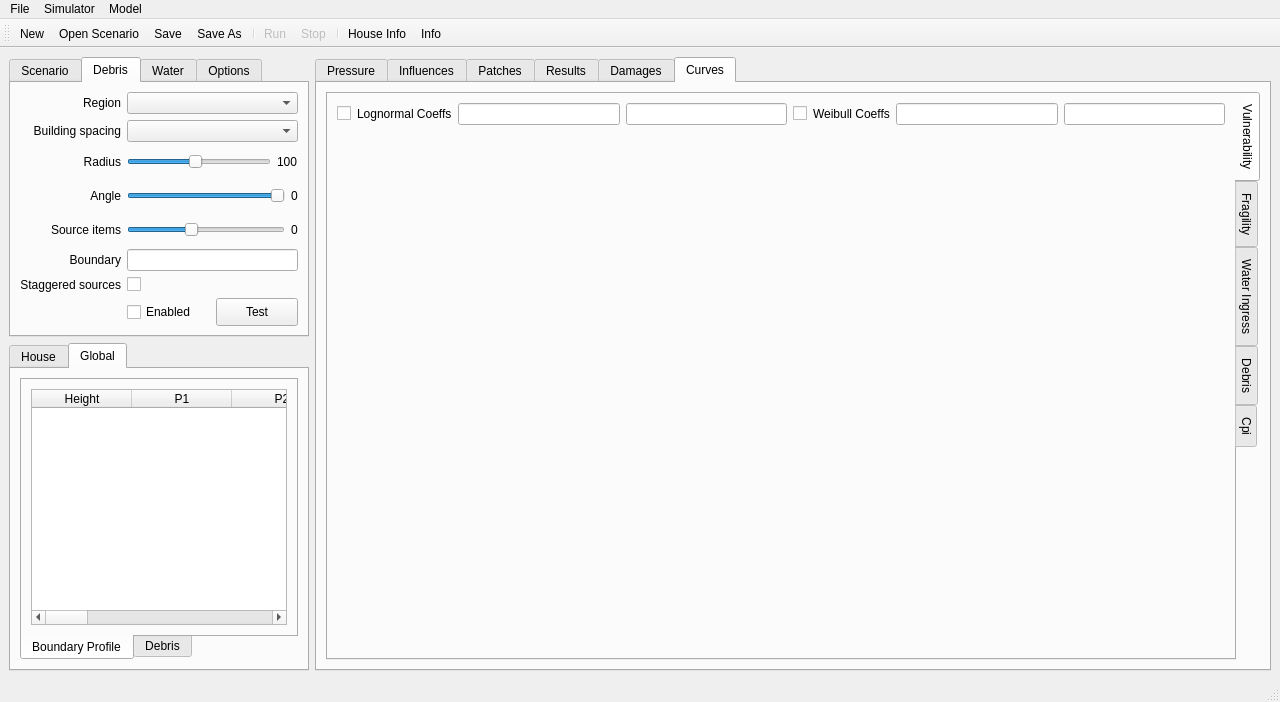
GeoscienceAustralia/vaws, file vaws/gui/ui/main.ui: the form before one commit.
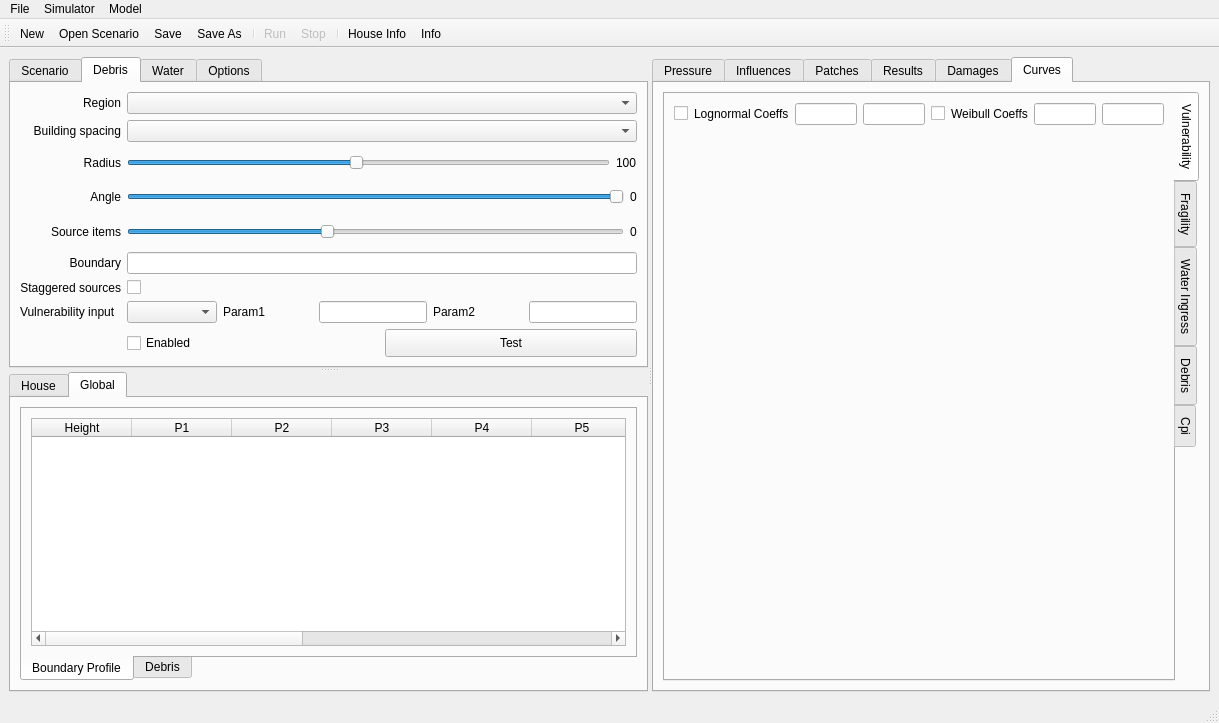
The form after the commit. The open tabs and pages were chosen to show the change. Icons and pictures are not drawn. Custom widgets are drawn as their Qt base class.

Commit message: 1)add debris_vulnerability, 2)add splitter, 3)fix h5py attributes error

```diff
--- a/vaws/gui/ui/main.ui
+++ b/vaws/gui/ui/main.ui
@@ -6,8 +6,8 @@
    <rect>
     <x>0</x>
     <y>0</y>
-    <width>1280</width>
-    <height>702</height>
+    <width>1219</width>
+    <height>723</height>
    </rect>
   </property>
   <property name="sizePolicy">
@@ -30,17 +30,29 @@
     <normaloff>:/icons/images/home2.png</normaloff>:/icons/images/home2.png</iconset>
   </property>
   <widget class="QWidget" name="centralwidget">
-   <layout class="QGridLayout" name="gridLayout_6">
+   <layout class="QGridLayout" name="gridLayout">
     <item row="0" column="0">
-     <layout class="QVBoxLayout" name="verticalLayout">
-      <item>
+     <widget class="QSplitter" name="splitter_2">
+      <property name="orientation">
+       <enum>Qt::Horizontal</enum>
+      </property>
+      <widget class="QSplitter" name="splitter">
+       <property name="orientation">
+        <enum>Qt::Vertical</enum>
+       </property>
        <widget class="QTabWidget" name="scen_tab">
         <property name="sizePolicy">
-         <sizepolicy hsizetype="Preferred" vsizetype="Fixed">
+         <sizepolicy hsizetype="Minimum" vsizetype="Fixed">
           <horstretch>0</horstretch>
           <verstretch>0</verstretch>
          </sizepolicy>
         </property>
+        <property name="minimumSize">
+         <size>
+          <width>639</width>
+          <height>0</height>
+         </size>
+        </property>
         <property name="maximumSize">
          <size>
           <width>16777215</width>
@@ -48,7 +60,7 @@
          </size>
         </property>
         <property name="currentIndex">
-         <number>0</number>
+         <number>1</number>
         </property>
         <widget class="QWidget" name="scenario_tab">
          <attribute name="title">
@@ -237,58 +249,6 @@
           <string>Debris</string>
          </attribute>
          <layout class="QGridLayout" name="gridLayout_5">
-          <item row="14" column="0">
-           <widget class="QLabel" name="label_2">
-            <property name="text">
-             <string>Boundary</string>
-            </property>
-            <property name="alignment">
-             <set>Qt::AlignRight|Qt::AlignTrailing|Qt::AlignVCenter</set>
-            </property>
-           </widget>
-          </item>
-          <item row="16" column="1">
-           <layout class="QHBoxLayout" name="horizontalLayout_18">
-            <item>
-             <widget class="QCheckBox" name="debris">
-              <property name="sizePolicy">
-               <sizepolicy hsizetype="Minimum" vsizetype="Minimum">
-                <horstretch>0</horstretch>
-                <verstretch>0</verstretch>
-               </sizepolicy>
-              </property>
-              <property name="acceptDrops">
-               <bool>false</bool>
-              </property>
-              <property name="accessibleDescription">
-               <string/>
-              </property>
-              <property name="layoutDirection">
-               <enum>Qt::LeftToRight</enum>
-              </property>
-              <property name="text">
-               <string>Enabled</string>
-              </property>
-             </widget>
-            </item>
-            <item>
-             <widget class="QPushButton" name="testDebrisButton">
-              <property name="sizePolicy">
-               <sizepolicy hsizetype="Minimum" vsizetype="Minimum">
-                <horstretch>0</horstretch>
-                <verstretch>0</verstretch>
-               </sizepolicy>
-              </property>
-              <property name="layoutDirection">
-               <enum>Qt::LeftToRight</enum>
-              </property>
-              <property name="text">
-               <string>Test</string>
-              </property>
-             </widget>
-            </item>
-           </layout>
-          </item>
           <item row="9" column="0">
            <widget class="QLabel" name="label_21">
             <property name="text">
@@ -341,45 +301,18 @@
           <item row="9" column="1">
            <widget class="QComboBox" name="debrisRegion"/>
           </item>
-          <item row="15" column="1">
-           <widget class="QCheckBox" name="staggeredDebrisSources">
-            <property name="text">
-             <string/>
-            </property>
-           </widget>
-          </item>
-          <item row="15" column="0">
-           <widget class="QLabel" name="label_4">
-            <property name="text">
-             <string>Staggered sources</string>
-            </property>
-            <property name="alignment">
-             <set>Qt::AlignRight|Qt::AlignTrailing|Qt::AlignVCenter</set>
-            </property>
-           </widget>
-          </item>
-          <item row="11" column="0">
-           <widget class="QLabel" name="label_22">
-            <property name="text">
-             <string>Radius</string>
-            </property>
-            <property name="alignment">
-             <set>Qt::AlignRight|Qt::AlignTrailing|Qt::AlignVCenter</set>
-            </property>
-           </widget>
-          </item>
-          <item row="11" column="1">
-           <layout class="QHBoxLayout" name="horizontalLayout_21">
+          <item row="12" column="1">
+           <layout class="QHBoxLayout" name="horizontalLayout_22">
             <item>
-             <widget class="QSlider" name="debrisRadius">
+             <widget class="QSlider" name="debrisAngle">
               <property name="minimum">
-               <number>10</number>
+               <number>20</number>
               </property>
               <property name="maximum">
-               <number>200</number>
+               <number>90</number>
               </property>
               <property name="value">
-               <number>100</number>
+               <number>90</number>
               </property>
               <property name="orientation">
                <enum>Qt::Horizontal</enum>
@@ -393,9 +326,9 @@
              </widget>
             </item>
             <item>
-             <widget class="QLabel" name="debrisRadiusLabel">
+             <widget class="QLabel" name="debrisAngleLabel">
               <property name="text">
-               <string>100</string>
+               <string>0</string>
               </property>
              </widget>
             </item>
@@ -421,18 +354,18 @@
             </property>
            </widget>
           </item>
-          <item row="12" column="1">
-           <layout class="QHBoxLayout" name="horizontalLayout_22">
+          <item row="11" column="1">
+           <layout class="QHBoxLayout" name="horizontalLayout_21">
             <item>
-             <widget class="QSlider" name="debrisAngle">
+             <widget class="QSlider" name="debrisRadius">
               <property name="minimum">
-               <number>20</number>
+               <number>10</number>
               </property>
               <property name="maximum">
-               <number>90</number>
+               <number>200</number>
               </property>
               <property name="value">
-               <number>90</number>
+               <number>100</number>
               </property>
               <property name="orientation">
                <enum>Qt::Horizontal</enum>
@@ -446,9 +379,71 @@
              </widget>
             </item>
             <item>
-             <widget class="QLabel" name="debrisAngleLabel">
+             <widget class="QLabel" name="debrisRadiusLabel">
               <property name="text">
-               <string>0</string>
+               <string>100</string>
+              </property>
+             </widget>
+            </item>
+           </layout>
+          </item>
+          <item row="11" column="0">
+           <widget class="QLabel" name="label_22">
+            <property name="text">
+             <string>Radius</string>
+            </property>
+            <property name="alignment">
+             <set>Qt::AlignRight|Qt::AlignTrailing|Qt::AlignVCenter</set>
+            </property>
+           </widget>
+          </item>
+          <item row="14" column="0">
+           <widget class="QLabel" name="label_2">
+            <property name="text">
+             <string>Boundary</string>
+            </property>
+            <property name="alignment">
+             <set>Qt::AlignRight|Qt::AlignTrailing|Qt::AlignVCenter</set>
+            </property>
+           </widget>
+          </item>
+          <item row="18" column="1">
+           <layout class="QHBoxLayout" name="horizontalLayout_18">
+            <item>
+             <widget class="QCheckBox" name="debris">
+              <property name="sizePolicy">
+               <sizepolicy hsizetype="Minimum" vsizetype="Minimum">
+                <horstretch>0</horstretch>
+                <verstretch>0</verstretch>
+               </sizepolicy>
+              </property>
+              <property name="acceptDrops">
+               <bool>false</bool>
+              </property>
+              <property name="accessibleDescription">
+               <string/>
+              </property>
+              <property name="layoutDirection">
+               <enum>Qt::LeftToRight</enum>
+              </property>
+              <property name="text">
+               <string>Enabled</string>
+              </property>
+             </widget>
+            </item>
+            <item>
+             <widget class="QPushButton" name="testDebrisButton">
+              <property name="sizePolicy">
+               <sizepolicy hsizetype="Minimum" vsizetype="Minimum">
+                <horstretch>0</horstretch>
+                <verstretch>0</verstretch>
+               </sizepolicy>
+              </property>
+              <property name="layoutDirection">
+               <enum>Qt::LeftToRight</enum>
+              </property>
+              <property name="text">
+               <string>Test</string>
               </property>
              </widget>
             </item>
@@ -457,8 +452,12 @@
           <item row="14" column="1">
            <widget class="QLineEdit" name="debrisBoundary"/>
           </item>
-          <item row="10" column="1">
-           <widget class="QComboBox" name="buildingSpacing"/>
+          <item row="15" column="1">
+           <widget class="QCheckBox" name="staggeredDebrisSources">
+            <property name="text">
+             <string/>
+            </property>
+           </widget>
           </item>
           <item row="13" column="0">
            <widget class="QLabel" name="label_24">
@@ -470,6 +469,89 @@
             </property>
            </widget>
           </item>
+          <item row="15" column="0">
+           <widget class="QLabel" name="label_4">
+            <property name="text">
+             <string>Staggered sources</string>
+            </property>
+            <property name="alignment">
+             <set>Qt::AlignRight|Qt::AlignTrailing|Qt::AlignVCenter</set>
+            </property>
+           </widget>
+          </item>
+          <item row="10" column="1">
+           <widget class="QComboBox" name="buildingSpacing"/>
+          </item>
+          <item row="16" column="1">
+           <layout class="QHBoxLayout" name="horizontalLayout">
+            <item>
+             <widget class="QComboBox" name="comboBox_debrisVul">
+              <property name="sizePolicy">
+               <sizepolicy hsizetype="Preferred" vsizetype="Fixed">
+                <horstretch>0</horstretch>
+                <verstretch>0</verstretch>
+               </sizepolicy>
+              </property>
+             </widget>
+            </item>
+            <item>
+             <widget class="QLabel" name="label_5">
+              <property name="sizePolicy">
+               <sizepolicy hsizetype="Minimum" vsizetype="Preferred">
+                <horstretch>0</horstretch>
+                <verstretch>0</verstretch>
+               </sizepolicy>
+              </property>
+              <property name="text">
+               <string>Param1</string>
+              </property>
+             </widget>
+            </item>
+            <item>
+             <widget class="QLineEdit" name="debrisVul_param1">
+              <property name="sizePolicy">
+               <sizepolicy hsizetype="Fixed" vsizetype="Fixed">
+                <horstretch>0</horstretch>
+                <verstretch>0</verstretch>
+               </sizepolicy>
+              </property>
+              <property name="text">
+               <string/>
+              </property>
+             </widget>
+            </item>
+            <item>
+             <widget class="QLabel" name="label_6">
+              <property name="sizePolicy">
+               <sizepolicy hsizetype="Minimum" vsizetype="Preferred">
+                <horstretch>0</horstretch>
+                <verstretch>0</verstretch>
+               </sizepolicy>
+              </property>
+              <property name="text">
+               <string>Param2</string>
+              </property>
+             </widget>
+            </item>
+            <item>
+             <widget class="QLineEdit" name="debrisVul_param2">
+              <property name="sizePolicy">
+               <sizepolicy hsizetype="Fixed" vsizetype="Fixed">
+                <horstretch>0</horstretch>
+                <verstretch>0</verstretch>
+               </sizepolicy>
+              </property>
+             </widget>
+            </item>
+           </layout>
+          </item>
+          <item row="16" column="0">
+           <widget class="QLabel" name="label">
+            <property name="text">
+             <string>Vulnerability input</string>
+            </property>
+           </widget>
+          </item>
          </layout>
         </widget>
         <widget class="QWidget" name="water_tab">
@@ -900,8 +982,6 @@
          </layout>
         </widget>
        </widget>
-      </item>
-      <item>
        <widget class="QTabWidget" name="dataview_tab">
         <property name="sizePolicy">
          <sizepolicy hsizetype="Preferred" vsizetype="Expanding">
@@ -919,7 +999,7 @@
          <enum>QTabWidget::North</enum>
         </property>
         <property name="currentIndex">
-         <number>0</number>
+         <number>1</number>
         </property>
         <widget class="QWidget" name="tab_15">
          <attribute name="title">
@@ -1284,13 +1364,10 @@
          </layout>
         </widget>
        </widget>
-      </item>
-     </layout>
-    </item>
-    <item row="0" column="1">
+      </widget>
      <widget class="QTabWidget" name="resultsview_tab">
       <property name="sizePolicy">
-       <sizepolicy hsizetype="Expanding" vsizetype="Expanding">
+        <sizepolicy hsizetype="Maximum" vsizetype="Maximum">
         <horstretch>99</horstretch>
         <verstretch>0</verstretch>
        </sizepolicy>
@@ -1851,6 +1928,7 @@
        </layout>
       </widget>
      </widget>
+     </widget>
     </item>
    </layout>
   </widget>
@@ -1881,7 +1959,7 @@
     <rect>
      <x>0</x>
      <y>0</y>
-     <width>1280</width>
+     <width>1219</width>
      <height>22</height>
     </rect>
    </property>
```
Lines whose indentation alone changed are shown as unchanged. The commit also changes 39 other files.
